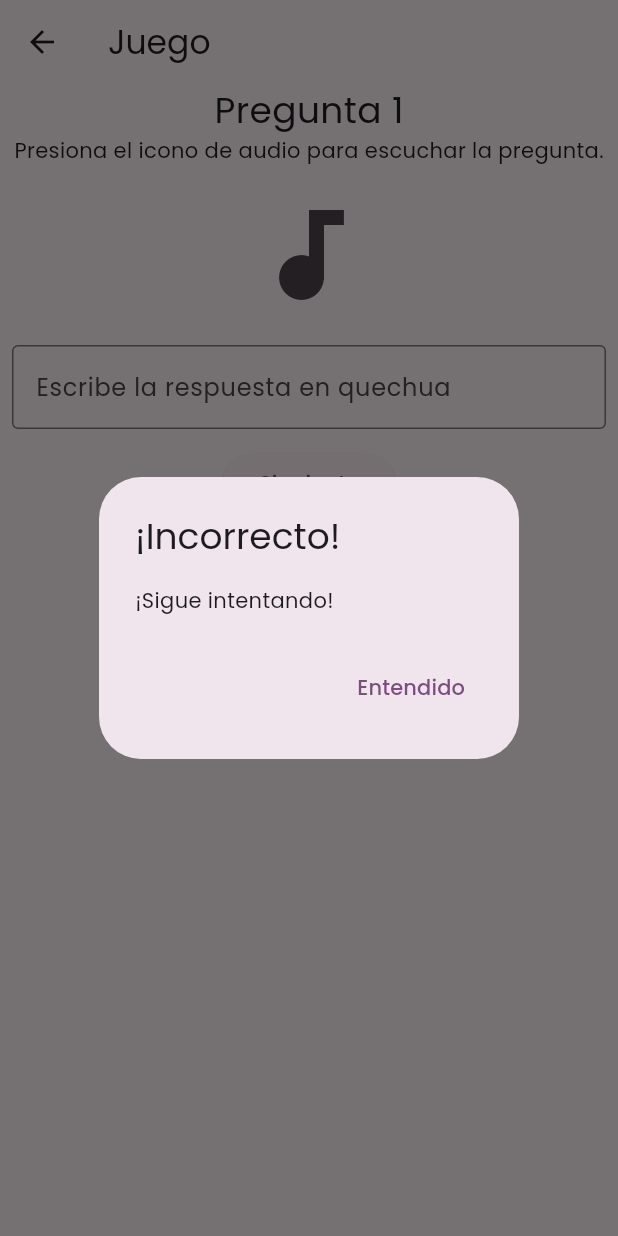
After one commit to osodev99/learning_quechua, a Flutter app: the GamePage screen opened by its route, after a tap on "Siguiente", on a phone screen of 412 x 824 dp. The commit adds this screen. Run offline on Flutter 3.47's test engine with Material 3 defaults, Android fonts, the phone set to English and light mode, and no system bars; our stand-ins replace google_fonts, just_audio.

Commit message:
add game

```diff
--- a/lib/core/routes/app_routes.dart
+++ b/lib/core/routes/app_routes.dart
@@ -1,3 +1,4 @@
+import 'package:x_equis/src/game/presentation/game_page.dart';
 import 'package:x_equis/src/numbers/presentation/numbers_page.dart';
 
 import '../../src/colors/presentation/colors_page.dart';
@@ -9,11 +10,13 @@ abstract class AppRoutes {
   static const String home = '/home';
   static const String colors = '/colors';
   static const String numbers = '/numbers';
+  static const String game = '/game';
 
   static final routes = {
     profile: (context) => const ProfilePage(),
     home: (context) => const HomePage(),
     colors: (context) => const ColorsPage(),
     numbers: (context) => const NumbersPage(),
+    game: (context) => const GamePage(),
   };
 }
--- /dev/null
+++ b/lib/src/game/data/question_data.dart
@@ -0,0 +1,17 @@
+import 'package:x_equis/src/colors/data/colors_model.dart';
+import 'package:x_equis/src/numbers/data/numbers_model.dart';
+import 'package:x_equis/src/shared/models/base_model.dart';
+
+class QuestionData {
+  final question = <BaseModel>[];
+
+  List<BaseModel> getQuestions() {
+    final colors = ColorsModel.colorsList..shuffle();
+    final numbers = NumbersModel.numbersList..shuffle();
+
+    return [
+      ...colors.take(5),
+      ...numbers.take(5),
+    ];
+  }
+}
--- /dev/null
+++ b/lib/src/game/presentation/game_page.dart
@@ -0,0 +1,153 @@
+import 'package:flutter/material.dart';
+import 'package:just_audio/just_audio.dart';
+import 'package:x_equis/src/colors/data/colors_model.dart';
+import 'package:x_equis/src/game/data/question_data.dart';
+
+class GamePage extends StatefulWidget {
+  const GamePage({super.key});
+
+  @override
+  State<GamePage> createState() => _GamePageState();
+}
+
+class _GamePageState extends State<GamePage> {
+  final questions = QuestionData().getQuestions();
+  int index = 0;
+  final controller = TextEditingController();
+
+  final audioPlayer = AudioPlayer();
+
+  @override
+  Widget build(BuildContext context) {
+    final question = questions[index];
+
+    return Scaffold(
+      appBar: AppBar(
+        title: const Text('Juego'),
+        // actions: [
+        //   IconButton(
+        //     icon: const Icon(Icons.lightbulb),
+        //     onPressed: () {
+        //       showDialog(
+        //         context: context,
+        //         builder: (context) {
+        //           return AlertDialog(
+        //             title: const Text('Ayuda'),
+        //             content: Text(
+        //               'El audio es un ${question is ColorsModel ? 'color' : 'número'}.',
+        //             ),
+        //             actions: [
+        //               TextButton(
+        //                 onPressed: () {
+        //                   Navigator.of(context).pop();
+        //                 },
+        //                 child: const Text('Entendido'),
+        //               ),
+        //             ],
+        //           );
+        //         },
+        //       );
+        //     },
+        //   ),
+        // ],
+      ),
+      body: Column(
+        children: [
+          Text(
+            'Pregunta ${index + 1}',
+            style: const TextStyle(fontSize: 24),
+          ),
+          const Text('Presiona el icono de audio para escuchar la pregunta.'),
+          const SizedBox(height: 12),
+          IconButton(
+            icon: const Icon(
+              Icons.audiotrack,
+              size: 80,
+            ),
+            onPressed: () {
+              audioPlayer.setAsset(question.pathAudio);
+              audioPlayer.play();
+            },
+          ),
+          Padding(
+            padding: const EdgeInsets.symmetric(
+              horizontal: 8.0,
+              vertical: 12,
+            ),
+            child: TextField(
+              controller: controller,
+              decoration: const InputDecoration(
+                hintText: 'Escribe la respuesta en quechua',
+              ),
+            ),
+          ),
+          ElevatedButton(
+            onPressed: () {
+              final answer = controller.text.trim().toLowerCase();
+              final correctAnswer = question.quechua.toLowerCase();
+              controller.clear();
+
+              if (answer == correctAnswer) {
+                _showDialogCorrectAnswer();
+              } else {
+                _showDialogErrorAnswer();
+              }
+            },
+            child: const Text('Siguiente'),
+          ),
+        ],
+      ),
+    );
+  }
+
+  void _showDialogCorrectAnswer() {
+    showDialog(
+      context: context,
+      builder: (context) {
+        return AlertDialog(
+          title: const Text('¡Correcto!'),
+          content: const Text('¡Sigue así!'),
+          actions: [
+            TextButton(
+              onPressed: () {
+                Navigator.of(context).pop();
+                _next();
+              },
+              child: const Text('Entendido'),
+            ),
+          ],
+        );
+      },
+    );
+  }
+
+  void _showDialogErrorAnswer() {
+    showDialog(
+      context: context,
+      builder: (context) {
+        return AlertDialog(
+          title: const Text('¡Incorrecto!'),
+          content: const Text('¡Sigue intentando!'),
+          actions: [
+            TextButton(
+              onPressed: () {
+                Navigator.of(context).pop();
+                _next();
+              },
+              child: const Text('Entendido'),
+            ),
+          ],
+        );
+      },
+    );
+  }
+
+  void _next() {
+    if (index < 9) {
+      index++;
+      setState(() {});
+    } else {
+      Navigator.pop(context);
+    }
+  }
+}
--- a/lib/src/home/presentation/home_page.dart
+++ b/lib/src/home/presentation/home_page.dart
@@ -49,6 +49,11 @@ class HomePage extends StatelessWidget {
             ),
           ),
           Expanded(
+            child: GestureDetector(
+              onTap: () => Navigator.pushNamed(
+                context,
+                AppRoutes.game,
+              ),
               child: Card(
                 margin: const EdgeInsets.all(12),
                 child: Center(
@@ -59,6 +64,7 @@ class HomePage extends StatelessWidget {
                 ),
               ),
             ),
+          ),
         ],
       ),
     );
```
Lines whose indentation alone changed are shown as unchanged.
